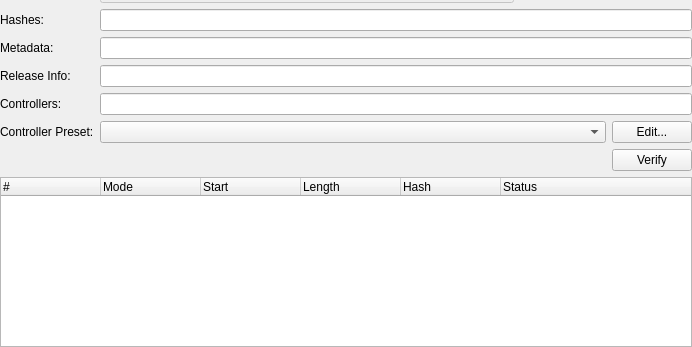
Old version of the form src/duckstation-qt/gamesummarywidget.ui in the repository stenzek/duckstation; both pictures show x 0 to 692 and y 215 to 562 of the 692 by 562 pixel window.
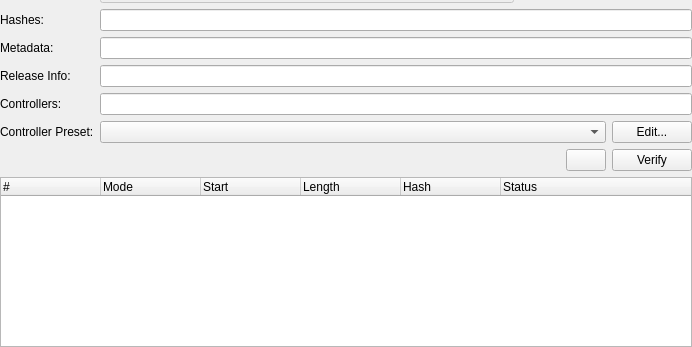
New version of the form. Icons and pictures are not drawn.

Commit message: Qt: Add RA Game ID to game properties

The edit to the form file:
```diff
--- a/src/duckstation-qt/gamesummarywidget.ui
+++ b/src/duckstation-qt/gamesummarywidget.ui
@@ -294,10 +294,17 @@
     </layout>
    </item>
    <item row="13" column="0" colspan="3">
-    <layout class="QHBoxLayout" name="verifyLayout" stretch="1,0">
+    <layout class="QHBoxLayout" name="verifyLayout" stretch="1,0,0">
      <item>
       <widget class="QLabel" name="tracksLabel"/>
      </item>
+     <item>
+      <widget class="QPushButton" name="openRetroAchievementsGame">
+       <property name="text">
+        <string/>
+       </property>
+      </widget>
+     </item>
      <item>
       <widget class="QPushButton" name="computeHashes">
        <property name="text">
```
The commit also changes 3 other files.
